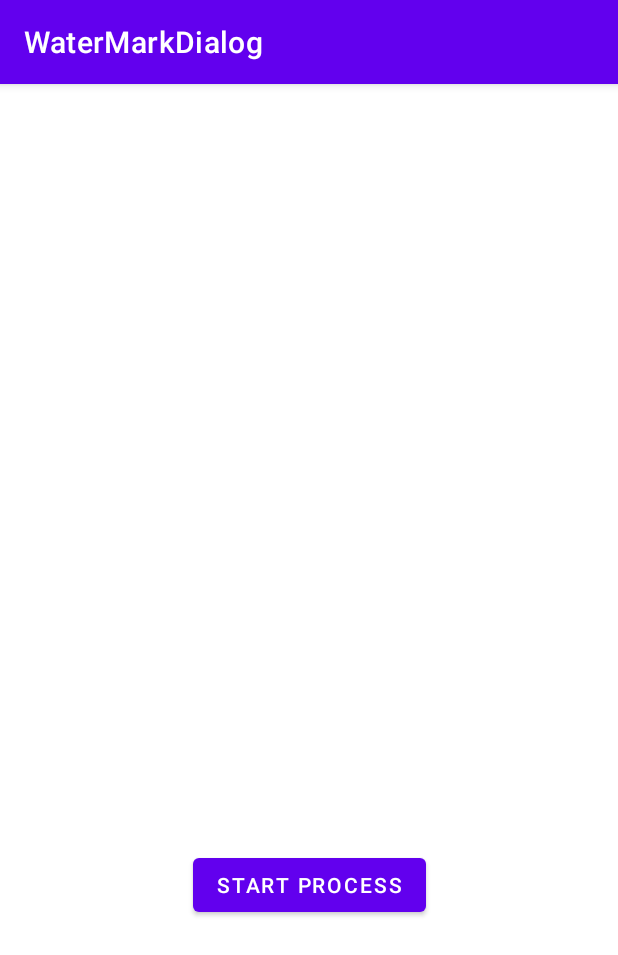
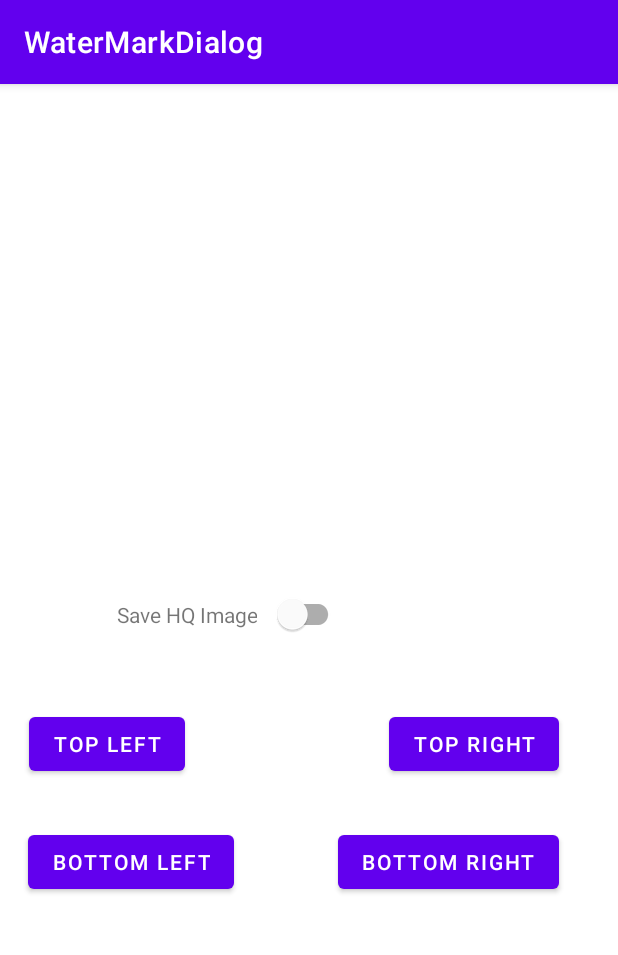
Before and after one commit to MriDx/WaterMarkDialog, an Android app: the screen it shows after launch (MainActivity), on a phone screen of 412 x 824 dp. Shown: the top 955 px of the screen. Run offline under Robolectric (Android 15) with nearby library versions, the phone set to English and light mode, and no system bars.

```diff
--- a/app/src/main/res/layout/activity_main.xml
+++ b/app/src/main/res/layout/activity_main.xml
@@ -16,14 +16,80 @@
         app:layout_constraintTop_toTopOf="parent"
         app:layout_constraintVertical_bias="0" />
 
-    <Button
-        android:id="@+id/btn"
+    <com.google.android.material.textview.MaterialTextView
+        android:layout_width="0dp"
+        android:layout_height="wrap_content"
+        android:layout_marginEnd="10dp"
+        android:gravity="end"
+        android:text="Save HQ Image"
+        app:layout_constraintBottom_toBottomOf="@+id/switchMaterial"
+        app:layout_constraintEnd_toStartOf="@+id/switchMaterial"
+        app:layout_constraintStart_toStartOf="parent"
+        app:layout_constraintTop_toTopOf="@+id/switchMaterial" />
+
+    <com.google.android.material.switchmaterial.SwitchMaterial
+        android:id="@+id/switchMaterial"
         android:layout_width="wrap_content"
         android:layout_height="wrap_content"
-        android:text="Start Process"
         app:layout_constraintBottom_toBottomOf="parent"
+        app:layout_constraintEnd_toEndOf="parent"
+        app:layout_constraintHorizontal_bias="0.498"
+        app:layout_constraintStart_toStartOf="parent"
+        app:layout_constraintTop_toBottomOf="@+id/imageView"
+        app:layout_constraintVertical_bias="0.07" />
+
+
+    <Button
+        android:id="@+id/btnTopLeft"
+        android:layout_width="wrap_content"
+        android:layout_height="wrap_content"
+        android:text="Top Left"
+        app:layout_constraintBottom_toBottomOf="parent"
+        app:layout_constraintHorizontal_bias="0.062"
         app:layout_constraintLeft_toLeftOf="parent"
         app:layout_constraintRight_toRightOf="parent"
-        app:layout_constraintTop_toBottomOf="@+id/imageView" />
+        app:layout_constraintTop_toBottomOf="@+id/switchMaterial"
+        app:layout_constraintVertical_bias="0.113" />
+
+    <Button
+        android:id="@+id/btnTopRight"
+        android:layout_width="wrap_content"
+        android:layout_height="wrap_content"
+        android:layout_marginStart="136dp"
+        android:text="Top Right"
+        app:layout_constraintBottom_toBottomOf="parent"
+        app:layout_constraintHorizontal_bias="0.946"
+        app:layout_constraintLeft_toLeftOf="parent"
+        app:layout_constraintRight_toRightOf="parent"
+        app:layout_constraintStart_toEndOf="@+id/btnTopLeft"
+        app:layout_constraintTop_toTopOf="@+id/btnTopLeft"
+        app:layout_constraintVertical_bias="0.0" />
+
+    <Button
+        android:id="@+id/btnBottomLeft"
+        android:layout_width="wrap_content"
+        android:layout_height="wrap_content"
+        android:text="Bottom Left"
+        app:layout_constraintBottom_toBottomOf="parent"
+        app:layout_constraintHorizontal_bias="0.069"
+        app:layout_constraintLeft_toLeftOf="parent"
+        app:layout_constraintRight_toRightOf="parent"
+        app:layout_constraintTop_toBottomOf="@+id/btnTopLeft"
+        app:layout_constraintVertical_bias="0.12" />
+
+    <Button
+        android:id="@+id/btnBottomRight"
+        android:layout_width="wrap_content"
+        android:layout_height="wrap_content"
+        android:layout_marginStart="100dp"
+        android:text="Bottom Right"
+        app:layout_constraintBottom_toBottomOf="parent"
+        app:layout_constraintEnd_toEndOf="@+id/btnTopRight"
+        app:layout_constraintHorizontal_bias="1.0"
+        app:layout_constraintLeft_toLeftOf="parent"
+        app:layout_constraintRight_toRightOf="parent"
+        app:layout_constraintStart_toEndOf="@+id/btnTopLeft"
+        app:layout_constraintTop_toTopOf="@+id/btnBottomLeft"
+        app:layout_constraintVertical_bias="0.0" />
 
 </androidx.constraintlayout.widget.ConstraintLayout>
```
Also changed, not shown: WaterMarkDialog/src/main/java/com/mridx/watermarkdialog/BitmapUtils.kt (+38 -20 lines), WaterMarkDialog/src/main/java/com/mridx/watermarkdialog/Utils.kt (added, +210 -0 lines), app/src/main/java/com/example/watermarkdialog/MainActivity.kt (+49 -7 lines).
